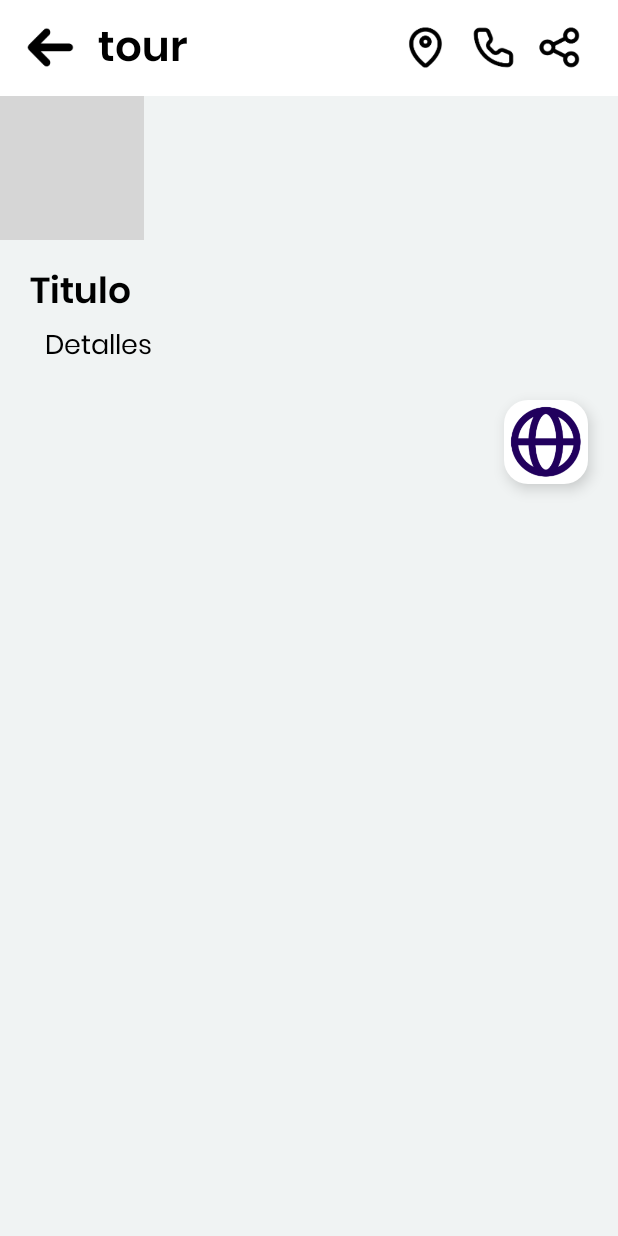
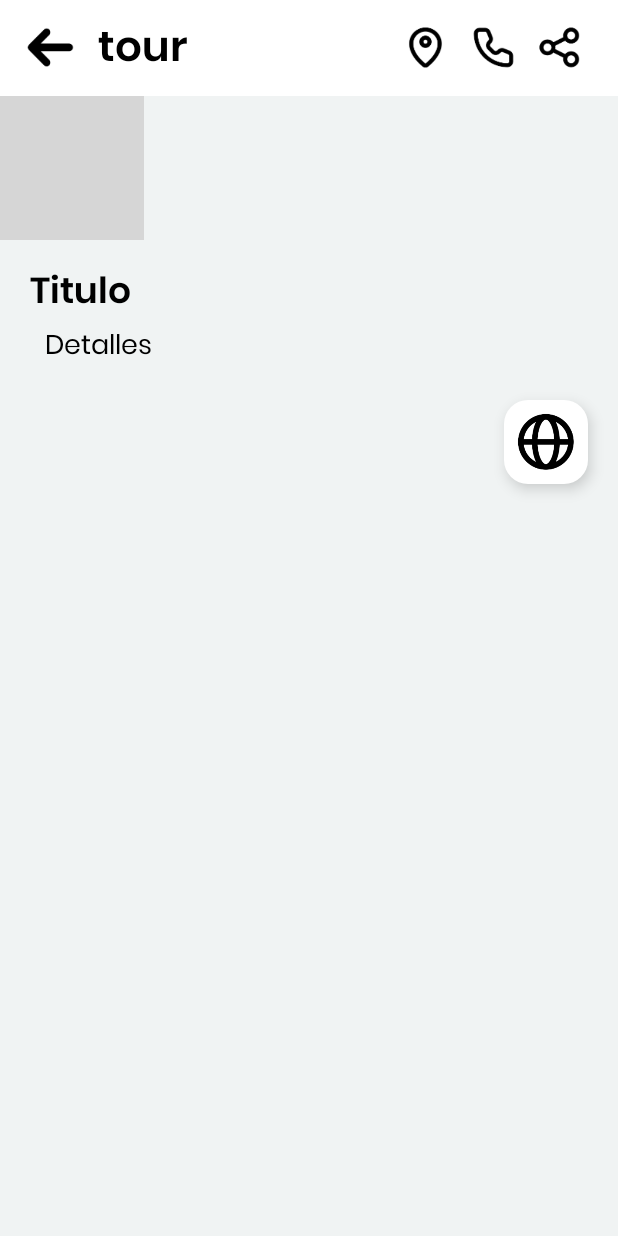
Before and after one commit to Anell-dev/turismo-android-app, an Android app: the Detalles screen opened directly, with no data from a screen before it, on a phone screen of 412 x 824 dp. Run offline under Robolectric (Android 15) with nearby library versions, the phone set to English and light mode, and no system bars; 2 statements that could not run were skipped; grey boxes are pictures that could not be loaded.

Commit message:
arreglando boton para modo oscuro

```diff
--- a/app/src/main/res/layout/detalles_layout.xml
+++ b/app/src/main/res/layout/detalles_layout.xml
@@ -140,9 +140,13 @@
                 android:layout_gravity="bottom|end"
                 android:layout_margin="20dp"
                 android:clickable="true"
+                android:focusable="true"
                 app:backgroundTint="@color/blanco"
-                app:maxImageSize="60dp"
-                app:srcCompat="@drawable/ic_web" />
+                app:fabCustomSize="56dp"
+                app:srcCompat="@drawable/ic_web"
+                app:tint="@color/negro"
+                app:maxImageSize="48dp"
+                />
 
         </LinearLayout>
 
```
